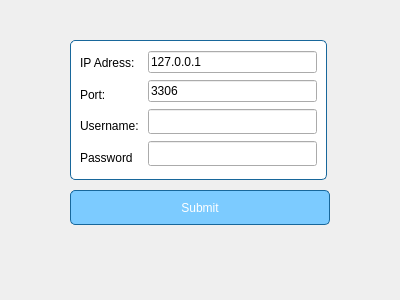
Old version of the form login.ui in the repository fabiorodp/law_officer.
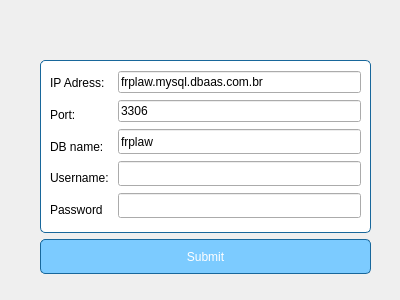
New version of the form. Icons and pictures are not drawn.

```diff
--- a/login.ui
+++ b/login.ui
@@ -17,40 +17,18 @@
    <string notr="true">#login{
 border-image: url(:/images/images/back_ground.jpeg);}</string>
   </property>
-  <widget class="QPushButton" name="loginButton">
+  <widget class="QWidget" name="layoutWidget">
    <property name="geometry">
     <rect>
-     <x>70</x>
-     <y>190</y>
-     <width>260</width>
-     <height>35</height>
+     <x>40</x>
+     <y>60</y>
+     <width>331</width>
+     <height>214</height>
     </rect>
    </property>
-   <property name="minimumSize">
-    <size>
-     <width>260</width>
-     <height>35</height>
-    </size>
-   </property>
-   <property name="styleSheet">
-    <string notr="true">border: 1px solid rgb(24, 103, 155);
-border-radius: 5px;
-background-color: rgb(124, 203, 255);
-color: white;</string>
-   </property>
-   <property name="text">
-    <string>Submit</string>
-   </property>
-  </widget>
+   <layout class="QVBoxLayout" name="verticalLayout_3">
+    <item>
   <widget class="QFrame" name="formFrame">
-   <property name="geometry">
-    <rect>
-     <x>70</x>
-     <y>40</y>
-     <width>257</width>
-     <height>140</height>
-    </rect>
-   </property>
    <property name="styleSheet">
     <string notr="true">#formFrame {
 border: 1px solid rgb(24, 103, 155);
@@ -74,6 +52,13 @@
         </property>
        </widget>
       </item>
+         <item>
+          <widget class="QLabel" name="label_db_name">
+           <property name="text">
+            <string>DB name:</string>
+           </property>
+          </widget>
+         </item>
       <item>
        <widget class="QLabel" name="labelUsername">
         <property name="text">
@@ -95,13 +80,13 @@
       <item>
        <widget class="QLineEdit" name="ipadress">
         <property name="text">
-         <string>127.0.0.1</string>
+            <string>frplaw.mysql.dbaas.com.br</string>
         </property>
         <property name="maxLength">
-         <number>15</number>
+            <number>30</number>
         </property>
         <property name="cursorPosition">
-         <number>9</number>
+            <number>25</number>
         </property>
        </widget>
       </item>
@@ -115,6 +100,19 @@
         </property>
        </widget>
       </item>
+         <item>
+          <widget class="QLineEdit" name="db_name">
+           <property name="minimumSize">
+            <size>
+             <width>150</width>
+             <height>25</height>
+            </size>
+           </property>
+           <property name="text">
+            <string>frplaw</string>
+           </property>
+          </widget>
+         </item>
       <item>
        <widget class="QLineEdit" name="userInput">
         <property name="minimumSize">
@@ -142,6 +140,28 @@
        </widget>
       </item>
      </layout>
+       </item>
+      </layout>
+     </widget>
+    </item>
+    <item>
+     <widget class="QPushButton" name="loginButton">
+      <property name="minimumSize">
+       <size>
+        <width>260</width>
+        <height>35</height>
+       </size>
+      </property>
+      <property name="styleSheet">
+       <string notr="true">border: 1px solid rgb(24, 103, 155);
+border-radius: 5px;
+background-color: rgb(124, 203, 255);
+color: white;</string>
+      </property>
+      <property name="text">
+       <string>Submit</string>
+      </property>
+     </widget>
     </item>
    </layout>
   </widget>
```
Lines whose indentation alone changed are shown as unchanged.
